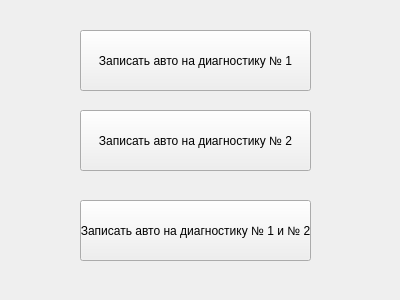
Longdaay/STOqt, file ControlWindow.ui: the form before one commit.
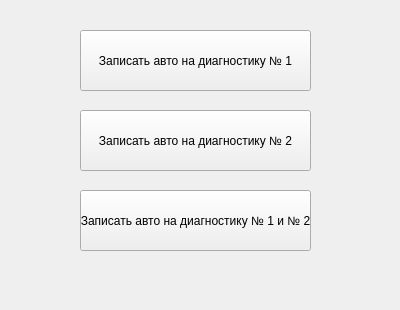
The form after the commit.

What changed in the file:
```diff
--- a/ControlWindow.ui
+++ b/ControlWindow.ui
@@ -7,7 +7,7 @@
     <x>0</x>
     <y>0</y>
     <width>400</width>
-    <height>300</height>
+    <height>310</height>
    </rect>
   </property>
   <property name="windowTitle">
@@ -30,7 +30,7 @@
    <property name="geometry">
     <rect>
      <x>80</x>
-     <y>200</y>
+     <y>190</y>
      <width>231</width>
      <height>61</height>
     </rect>
```
Left out of the diff: 6 changed lines with no effect on the pictures.
